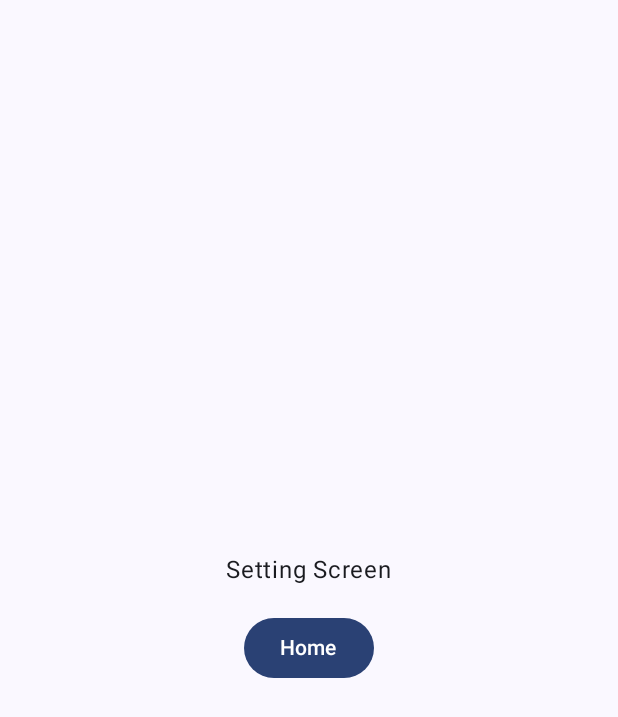
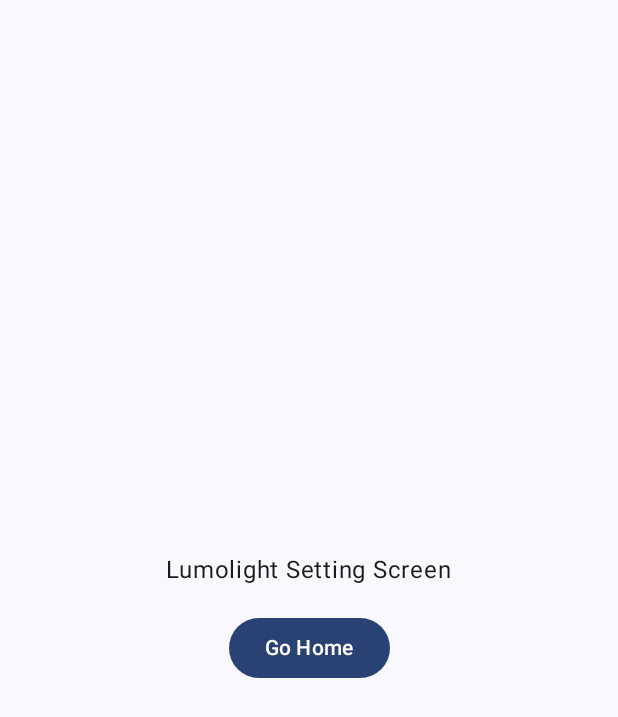
Before and after one commit to BitMavrick/Lumolight, an Android app built with Jetpack Compose: the SettingScreen screen opened through its navigation route, on a phone screen of 412 x 824 dp. Shown: the top 717 px of the screen. Run offline under Robolectric (Android 15) with nearby library versions, the phone set to English and light mode, and no system bars.

Commit message:
Done for today

```diff
--- a/app/src/main/java/com/bitmavrick/lumolight/ui/screen/home/HomeScreen.kt
+++ b/app/src/main/java/com/bitmavrick/lumolight/ui/screen/home/HomeScreen.kt
@@ -31,12 +31,12 @@ fun HomeScreen(
             verticalArrangement = Arrangement.Center,
             horizontalAlignment = Alignment.CenterHorizontally
         ) {
-            Text(text = "Home Screen")
+            Text(text = "Lumolight Home Screen")
             Spacer(modifier = Modifier.height(16.dp))
             Button(
                 onClick = { navController.navigate(Screen.SettingScreen.route) }
             ) {
-                Text(text = "Settings")
+                Text(text = "Go Settings")
             }
         }
     }
--- a/app/src/main/java/com/bitmavrick/lumolight/ui/screen/setting/SettingScreen.kt
+++ b/app/src/main/java/com/bitmavrick/lumolight/ui/screen/setting/SettingScreen.kt
@@ -31,12 +31,12 @@ fun SettingScreen(
             verticalArrangement = Arrangement.Center,
             horizontalAlignment = Alignment.CenterHorizontally
         ) {
-            Text(text = "Setting Screen")
+            Text(text = "Lumolight Setting Screen")
             Spacer(modifier = Modifier.height(16.dp))
             Button(
                 onClick = { navController.navigate(Screen.HomeScreen.route) }
             ) {
-                Text(text = "Home")
+                Text(text = "Go Home")
             }
         }
     }
```
